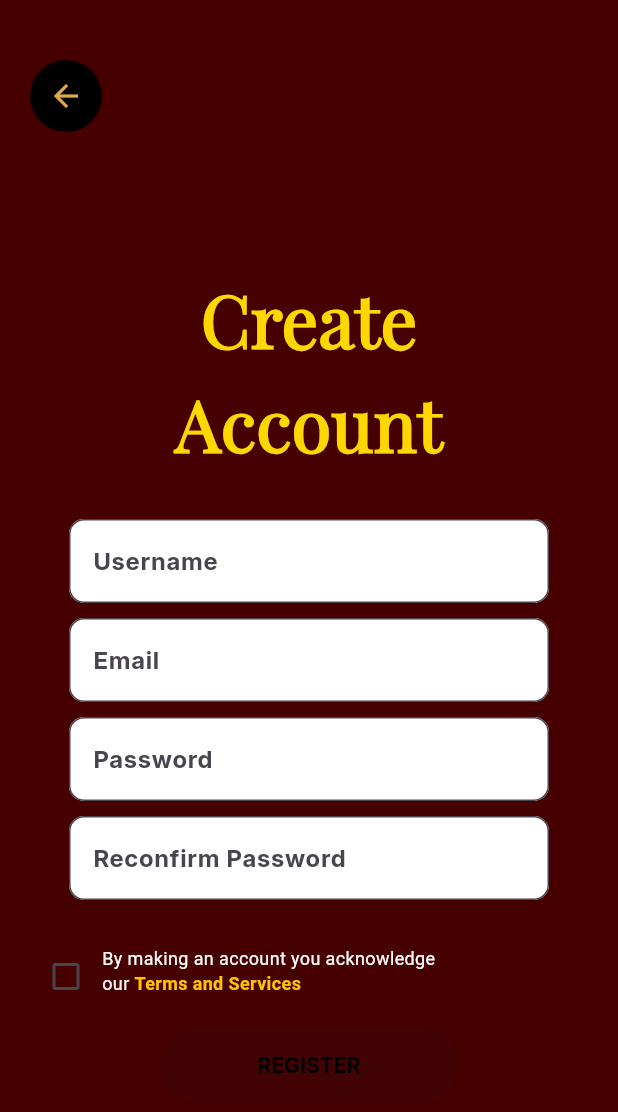
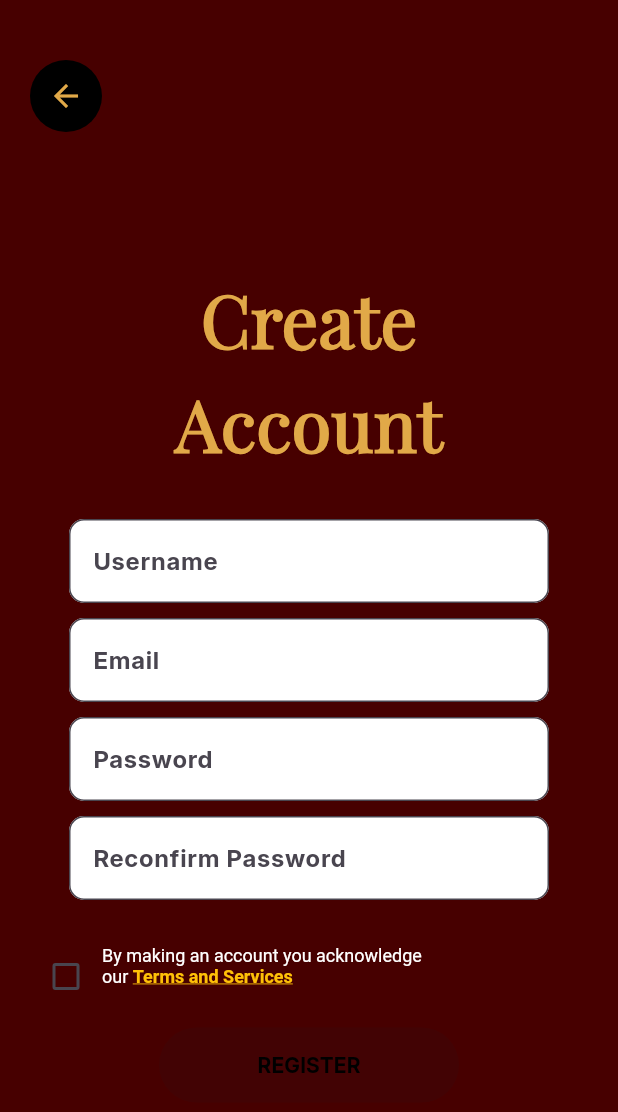
Before and after one commit to DaMasterofPuppets/Mob_Prog, a Flutter app: the CreateAccountScreen screen opened by its route, on a phone screen of 412 x 824 dp. Shown: the top 1112 px of the screen. Run offline on Flutter 3.47's test engine with Material 3 defaults, Android fonts, the phone set to English and light mode, and no system bars; our stand-ins replace image_picker.

Commit message:
Added: Terms and condition + Comments

```diff
--- a/lib/screens/dashboard/dashboard_page.dart
+++ b/lib/screens/dashboard/dashboard_page.dart
@@ -93,7 +93,7 @@ const SizedBox(width: 16),
 
               const SizedBox(height: 30),
 
-              // CARD GRID
+              // CARD GRID for 4 card view UI
               Padding(
                 padding: const EdgeInsets.symmetric(horizontal: 20),
                 child: GridView.count(
--- a/lib/screens/login/sign_up/create_account_screen.dart
+++ b/lib/screens/login/sign_up/create_account_screen.dart
@@ -44,7 +44,7 @@ class _CreateAccountScreenState extends State<CreateAccountScreen> {
                     'Create',
                     style: TextStyle(
                       fontSize: 48,
-                      color: Color(0xFFFFD700),
+                      color: Color(0xFFE1A948),
                       fontFamily: 'PlayfairDisplay',
                       fontWeight: FontWeight.bold,
                     ),
@@ -53,7 +53,7 @@ class _CreateAccountScreenState extends State<CreateAccountScreen> {
                     'Account',
                     style: TextStyle(
                       fontSize: 48,
-                      color: Color(0xFFFFD700),
+                      color: Color(0xFFE1A948),
                       fontFamily: 'PlayfairDisplay',
                       fontWeight: FontWeight.bold,
                     ),
@@ -87,11 +87,41 @@ class _CreateAccountScreenState extends State<CreateAccountScreen> {
                     activeColor: Colors.amber,
                   ),
                 ),
-                const Expanded(
+Expanded(
   child: Padding(
-                    padding: EdgeInsets.only(top: 5),
-                    child: Text.rich(
-                      TextSpan(
+    padding: const EdgeInsets.only(top: 5),
+    child: GestureDetector(
+      onTap: () {
+        showDialog(
+          context: context,
+          builder: (BuildContext context) {
+            return AlertDialog(
+              backgroundColor: Colors.white,
+              //TERMS AND SERVICE
+              title: const Text('Terms and Services'),
+              content: const SingleChildScrollView(
+                child: Text(
+                  'By creating an account, you agree to abide by all guidelines set forth by the application. Any violations may cause to account termination and a police report.'
+                  'By agreeing, you acknowledge that any misuse of the app, such as sharing disinformation, spamming, or hacking, may result in account suspension or termination. '
+                  'Your data will be stolen by us. We have the right to modify these terms at any time.',
+                  style: TextStyle(fontSize: 14),
+                ),
+              ),
+              actions: [
+                TextButton(
+                  onPressed: () => Navigator.pop(context),
+                  child: const Text(
+                    'Agree',
+                    style: TextStyle(color: Colors.amber),
+                  ),
+                ),
+              ],
+            );
+          },
+        );
+      },
+      child: RichText(
+        text: const TextSpan(
           text: 'By making an account you acknowledge \nour ',
           style: TextStyle(color: Colors.white, fontSize: 12),
           children: [
@@ -100,13 +130,16 @@ class _CreateAccountScreenState extends State<CreateAccountScreen> {
               style: TextStyle(
                 color: Colors.amber,
                 fontWeight: FontWeight.bold,
+                decoration: TextDecoration.underline,
               ),
-                          )
+            ),
           ],
         ),
       ),
     ),
   ),
+),
+
               ],
             ),
 
--- a/lib/screens/settings/settings_dashboard.dart
+++ b/lib/screens/settings/settings_dashboard.dart
@@ -24,7 +24,7 @@ class _AccountInformationState extends State<AccountInformation> {
     }
   }
 
-  // Show dialog to edit username
+  // EDIT USERNAME
   void _showEditUsernameDialog() {
     final TextEditingController _controller = TextEditingController(text: _username);
 
@@ -105,7 +105,7 @@ class _AccountInformationState extends State<AccountInformation> {
             ),
             const SizedBox(height: 24),
 
-            // 👤 Profile picture with edit button
+            // Profile picture with edit button
             Stack(
               alignment: Alignment.bottomRight,
               children: [
@@ -150,7 +150,7 @@ class _AccountInformationState extends State<AccountInformation> {
             ),
             const SizedBox(height: 32),
 
-            // 🔘 Action buttons
+            // Action buttons
             buildButton(context, 'Edit Username', _showEditUsernameDialog),
             const SizedBox(height: 16),
             buildButton(context, 'Edit Email', () => Navigator.pushNamed(context, '/change_email')),
```
Lines whose indentation alone changed are shown as unchanged.
